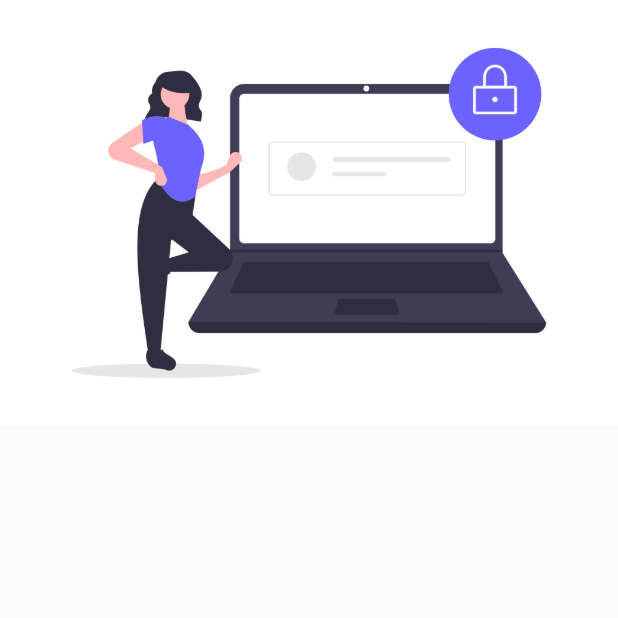
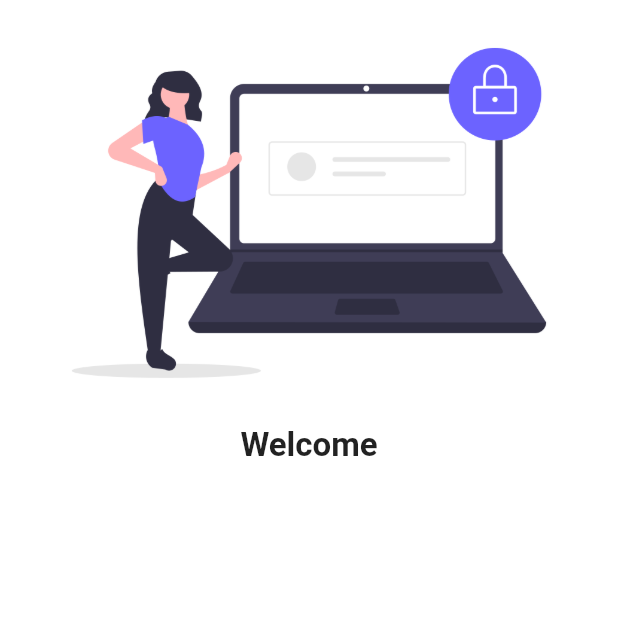
Before and after one commit to bhanushalimahesh3/flutter_catalog, a Flutter app: the screen it shows after launch, on a phone screen of 412 x 824 dp, the top half of it. Run offline on Flutter 3.47's test engine with Material 2 defaults, Android fonts, the phone set to English and light mode, and no system bars; our stand-ins replace google_fonts.

Commit message:
added image and extenal package dependency

```diff
--- a/lib/main.dart
+++ b/lib/main.dart
@@ -1,6 +1,7 @@
 import 'package:flutter/material.dart';
 import 'pages/dashboard_page.dart';
 import 'pages/login_page.dart';
+import 'package:google_fonts/google_fonts.dart';
 
 
 void main() {
@@ -16,7 +17,9 @@ class MyApp extends StatelessWidget {
      // home:DashboardPage(),
       themeMode: ThemeMode.light,
       theme: ThemeData(
-        primarySwatch: Colors.orange
+        primarySwatch: Colors.orange,
+        primaryTextTheme: GoogleFonts.lancelotTextTheme()
+
       ),
       initialRoute: '/',
       routes: {
--- a/lib/pages/login_page.dart
+++ b/lib/pages/login_page.dart
@@ -4,9 +4,15 @@ class LoginPage extends StatelessWidget {
   @override
   Widget build(BuildContext context) {
     return Material(
+        color: Colors.white,
         child: Column(
           children: [
-            Image.asset('assets/img/login_img.png')
+            Image.asset('assets/img/login_img.png', fit: BoxFit.cover),
+            Text("Welcome",
+            style: TextStyle(
+              fontSize: 22,
+              fontWeight: FontWeight.bold
+            ),)
           ],
         )
       );
--- a/pubspec.yaml
+++ b/pubspec.yaml
@@ -28,6 +28,7 @@ dependencies:
   # The following adds the Cupertino Icons font to your application.
   # Use with the CupertinoIcons class for iOS style icons.
   cupertino_icons: ^1.0.2
+  google_fonts: ^2.1.0
 
 dev_dependencies:
   flutter_test:
```
Also changed, not shown: pubspec.lock.
